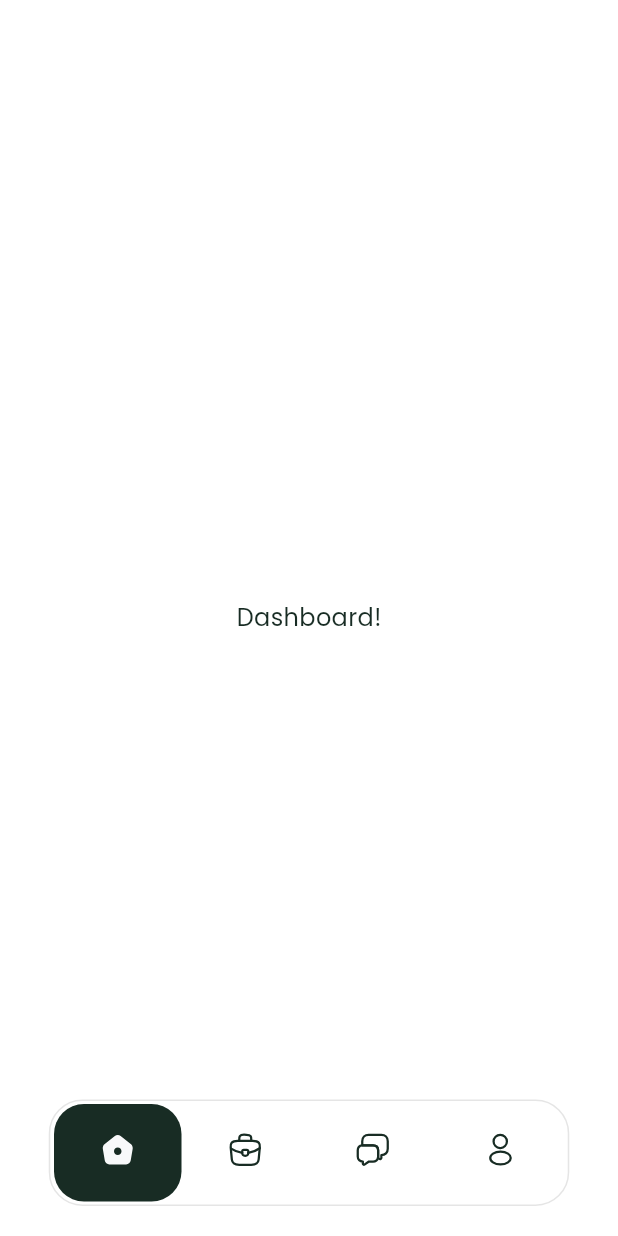
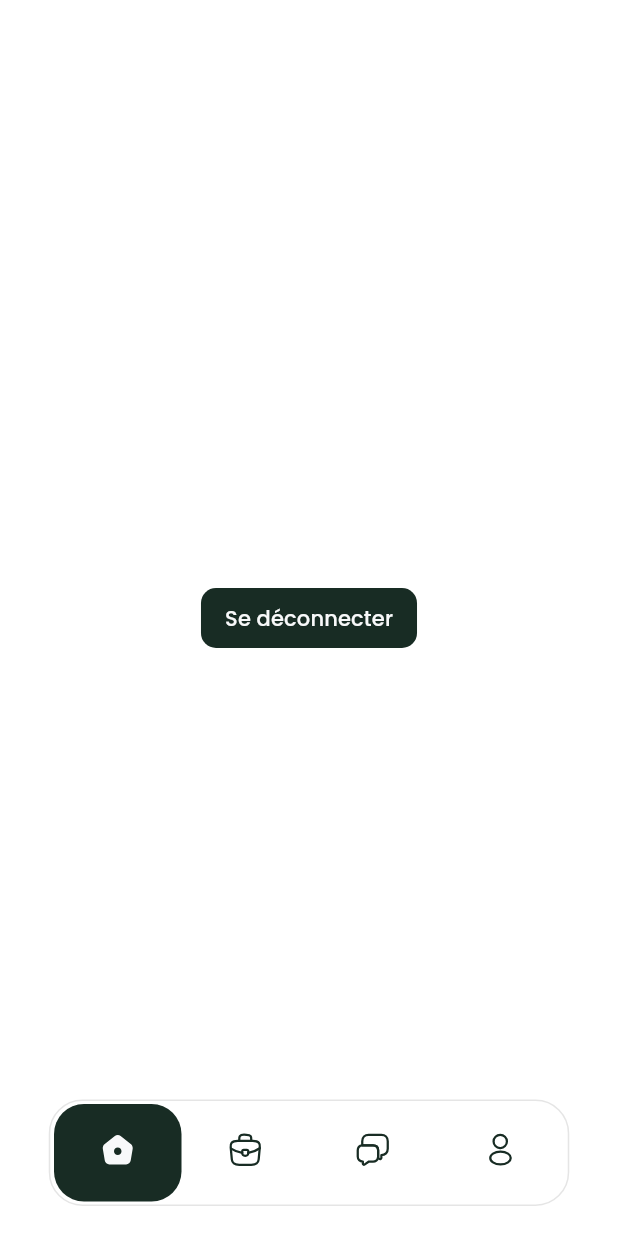
Before and after one commit to OpenCarbon-EIP/OpenCarbonPrototype, a Flutter app: the MainScreen screen opened directly, on a phone screen of 412 x 824 dp. Run offline on Flutter 3.47's test engine with Material 3 defaults, Android fonts, the phone set to English and light mode, and no system bars; our stand-ins replace flutter_secure_storage, flutter_svg, google_fonts; accounts and stored records are empty.

Commit message:
feat(temporary): button to log out

```diff
--- a/apps/mobile/lib/features/dashboard/ui/dashboard.dart
+++ b/apps/mobile/lib/features/dashboard/ui/dashboard.dart
@@ -1,15 +1,19 @@
 import 'package:flutter/material.dart';
-import 'package:flutter_poc/core/colors/app_colors.dart';
-import 'package:flutter_poc/core/typo/app_typography.dart';
+import 'package:flutter_poc/ui/widgets/button.dart';
+import 'package:flutter_secure_storage/flutter_secure_storage.dart';
 
 class Dashboard extends StatelessWidget {
   const Dashboard({super.key});
 
+  FlutterSecureStorage get _storage => const FlutterSecureStorage();
   @override
   Widget build(BuildContext context) => Center(
-    child: Text(
-      'Dashboard!',
-      style: AppTypography.bodyMedium.copyWith(color: AppColors.primaryLight),
-    ),
+    child: SmallButton(text: 'Se déconnecter', onPressed: () async {
+      try {
+        await _storage.delete(key: 'auth_token');
+      } catch (e) {
+        print('Error deleting token: $e');
+      }
+    }),
   );
 }
```
